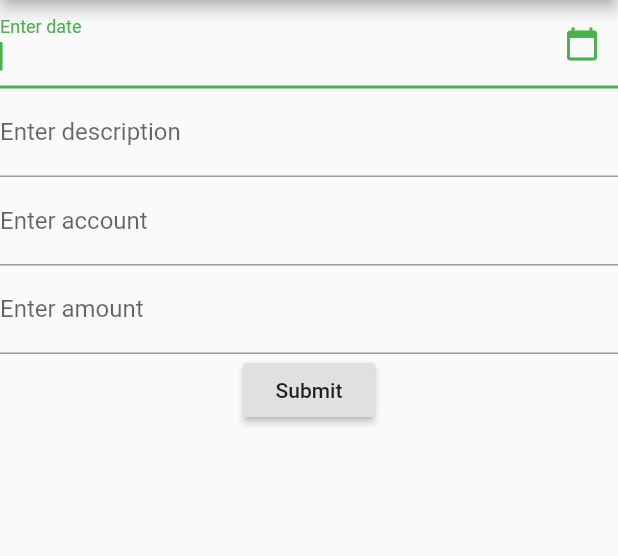
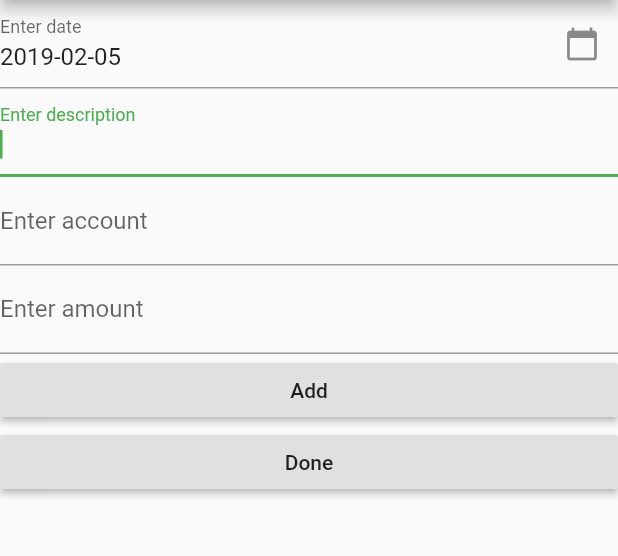
Before and after one commit to bradyt/cone-flutter, a Flutter app: the AddTransaction screen opened by its route, on a phone screen of 412 x 824 dp, the part 84-640 px from its top. Run offline on Flutter 3.47's test engine with Material 2 defaults, Android fonts, the phone set to English and light mode, and no system bars; our stand-ins replace file_picker, package_info, shared_preferences; accounts and stored records are empty.

```diff
--- a/lib/main.dart
+++ b/lib/main.dart
@@ -4,6 +4,7 @@ import 'dart:io';
 import 'package:file_picker/file_picker.dart';
 import 'package:flutter/material.dart';
 import 'package:flutter/services.dart';
+import 'package:intl/intl.dart';
 import 'package:package_info/package_info.dart';
 import 'package:path/path.dart' as p;
 import 'package:path_provider/path_provider.dart';
@@ -55,91 +56,174 @@ class Home extends StatelessWidget {
 }
 
 // https://grokonez.com/flutter/flutter-read-write-file-example-path-provider-dartio-example
-class AddTransaction extends StatelessWidget {
+class AddTransaction extends StatefulWidget {
+  AddTransactionState createState() => AddTransactionState();
+}
+
+class AddTransactionState extends State<AddTransaction> {
+  var dateController = TextEditingController();
+  var descriptionController = TextEditingController();
+  var accountController = TextEditingController();
+  var amountController = TextEditingController();
+
+  String date, description, account, amount;
+
   final FocusNode dateFocus = FocusNode();
   final FocusNode descriptionFocus = FocusNode();
   final FocusNode accountFocus = FocusNode();
   final FocusNode amountFocus = FocusNode();
 
+  var _formKey = GlobalKey<FormState>();
+
+  void initState() {
+    super.initState();
+    dateController.text = DateFormat('yyyy-MM-dd').format(DateTime.now());
+  }
+
   Widget build(BuildContext context) {
+    // dateController.text = DateFormat('yyyy-MM-dd').format(DateTime.now());
     return Scaffold(
       appBar: coneAppBar(context),
-      body: Center(
-        child: Column(
+      body: Form(
+        key: _formKey,
+        child: ListView(
           children: <Widget>[
-            TextFormField(
+            dateFormField(context),
+            descriptionFormField(context),
+            accountFormField(context),
+            amountFormField(),
+            Builder(
+              builder: (BuildContext context) {
+                return RaisedButton(
+                  child: Text('Add'),
+                  onPressed: () {
+                    _formKey.currentState.save();
+                    final snackBar = SnackBar(
+                      content: Text(
+                        '''$date $description
+  $account  $amount
+  assets:checking''',
+                      ),
+                    );
+                    Scaffold.of(context).showSnackBar(snackBar);
+                  },
+                );
+              },
+            ),
+            RaisedButton(
+              onPressed: () {
+                Navigator.pop(context);
+              },
+              child: Text('Done'),
+            ),
+          ],
+        ),
+      ),
+    );
+  }
+
+  TextFormField dateFormField(BuildContext context) {
+    return TextFormField(
+      // initialValue: DateFormat('yyyy-MM-dd').format(DateTime.now()),
+      controller: dateController,
       textInputAction: TextInputAction.next,
-              autofocus: true,
-              // try fixing the focus issue by basing off of
-              // https://github.com/liemvo/Flutter_bmi
       focusNode: dateFocus,
       onFieldSubmitted: (term) {
-                dateFocus.unfocus();
-                descriptionFocus.unfocus();
-                accountFocus.unfocus();
-                amountFocus.unfocus();
-                FocusScope.of(context).requestFocus(descriptionFocus);
+        fieldFocusChange(context, dateFocus, descriptionFocus);
+      },
+      onSaved: (value) {
+        date = value;
       },
       decoration: InputDecoration(
         labelText: 'Enter date',
         suffixIcon: IconButton(
-                  onPressed: () => showDatePicker(
-                        context: context,
-                        initialDate: DateTime.now(),
-                        firstDate: DateTime(0),
-                        lastDate: DateTime(2050),
-                      ),
+          onPressed: () {
+            chooseDate(context, dateController.text);
+          },
           icon: Icon(
             Icons.calendar_today,
           ),
         ),
       ),
-            ),
-            TextFormField(
+    );
+  }
+
+  fieldFocusChange(
+      BuildContext context, FocusNode currentFocus, FocusNode nextFocus) {
+    currentFocus.unfocus();
+    FocusScope.of(context).requestFocus(nextFocus);
+  }
+
+  Future chooseDate(BuildContext context, String initialDateString) async {
+    DateTime now = DateTime.now();
+    DateTime initialDate = convertToDate(initialDateString) ?? now;
+    DateTime result = await showDatePicker(
+      context: context,
+      initialDate: initialDate,
+      firstDate: DateTime(1900),
+      lastDate: DateTime(2100),
+    );
+    if (result == null) return;
+
+    setState(() {
+      dateController.text = DateFormat('yyyy-MM-dd').format(result);
+    });
+    fieldFocusChange(context, dateFocus, descriptionFocus);
+  }
+
+  DateTime convertToDate(String input) {
+    try {
+      var d = new DateFormat('yyyy-MM-dd').parseStrict(input);
+      return d;
+    } catch (e) {
+      return null;
+    }
+  }
+
+  TextFormField descriptionFormField(BuildContext context) {
+    return TextFormField(
+      controller: descriptionController,
+      autofocus: true,
       focusNode: descriptionFocus,
       textInputAction: TextInputAction.next,
+      onSaved: (value) {
+        description = value;
+      },
       onFieldSubmitted: (term) {
-                dateFocus.unfocus();
-                descriptionFocus.unfocus();
-                accountFocus.unfocus();
-                amountFocus.unfocus();
-                FocusScope.of(context).requestFocus(accountFocus);
+        fieldFocusChange(context, descriptionFocus, accountFocus);
       },
       decoration: InputDecoration(labelText: 'Enter description'),
-            ),
-            TextFormField(
+    );
+  }
+
+  TextFormField accountFormField(BuildContext context) {
+    return TextFormField(
+      controller: accountController,
       focusNode: accountFocus,
       textInputAction: TextInputAction.next,
+      onSaved: (value) {
+        account = value;
+      },
       onFieldSubmitted: (term) {
-                dateFocus.unfocus();
-                descriptionFocus.unfocus();
-                accountFocus.unfocus();
-                amountFocus.unfocus();
-                FocusScope.of(context).requestFocus(amountFocus);
+        fieldFocusChange(context, accountFocus, amountFocus);
       },
       decoration: InputDecoration(labelText: 'Enter account'),
-            ),
-            TextFormField(
+    );
+  }
+
+  TextFormField amountFormField() {
+    return TextFormField(
+      controller: amountController,
       focusNode: amountFocus,
       textInputAction: TextInputAction.done,
+      onSaved: (value) {
+        amount = value;
+      },
       onFieldSubmitted: (term) {
-                dateFocus.unfocus();
-                descriptionFocus.unfocus();
-                accountFocus.unfocus();
         amountFocus.unfocus();
       },
       keyboardType: TextInputType.number,
       decoration: InputDecoration(labelText: 'Enter amount'),
-            ),
-            RaisedButton(
-              onPressed: () {
-                Navigator.pop(context);
-              },
-              child: Text('Submit'),
-            ),
-          ],
-        ),
-      ),
     );
   }
 }
```
Lines whose indentation alone changed are shown as unchanged.
